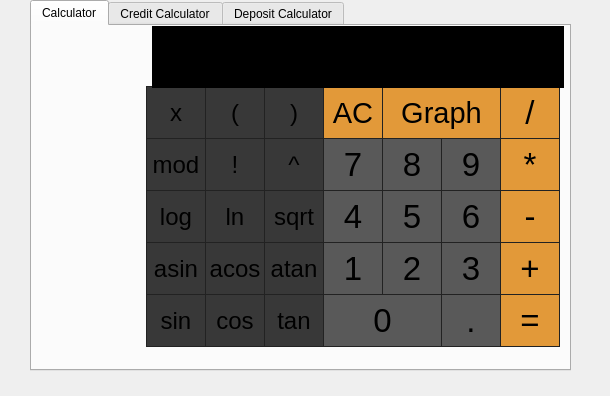
First picture: the form in src/SmartCalc/Views/MacCalc.ui, repository rozhnof/SmartCalc, before the edit.
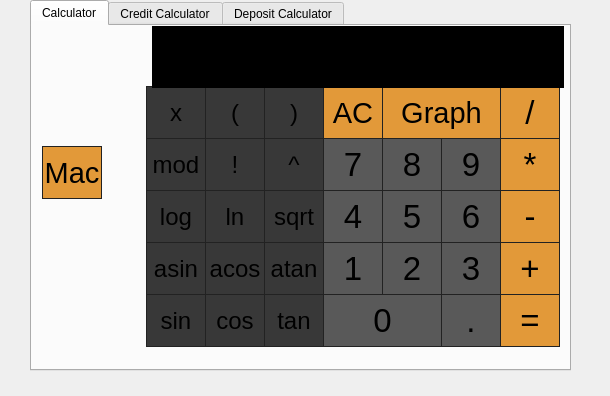
Second picture: the form after the edit.

```diff
--- a/src/SmartCalc/Views/MacCalc.ui
+++ b/src/SmartCalc/Views/MacCalc.ui
@@ -1357,6 +1357,45 @@
        <string/>
       </property>
      </widget>
+     <widget class="QPushButton" name="SwitchMode">
+      <property name="geometry">
+       <rect>
+        <x>10</x>
+        <y>120</y>
+        <width>60</width>
+        <height>53</height>
+       </rect>
+      </property>
+      <property name="minimumSize">
+       <size>
+        <width>60</width>
+        <height>10</height>
+       </size>
+      </property>
+      <property name="maximumSize">
+       <size>
+        <width>60</width>
+        <height>100</height>
+       </size>
+      </property>
+      <property name="font">
+       <font>
+        <pointsize>22</pointsize>
+       </font>
+      </property>
+      <property name="styleSheet">
+       <string notr="true">QPushButton {
+	 background-color: rgb(226, 153, 57);
+   border: 1px solid rgb(34, 34, 34);
+}
+QPushButton:pressed {
+    background-color: rgba(255, 165, 2, 130)
+}</string>
+      </property>
+      <property name="text">
+       <string>Mac</string>
+      </property>
+     </widget>
     </widget>
     <widget class="QWidget" name="CreditCalc">
      <attribute name="title">
```
